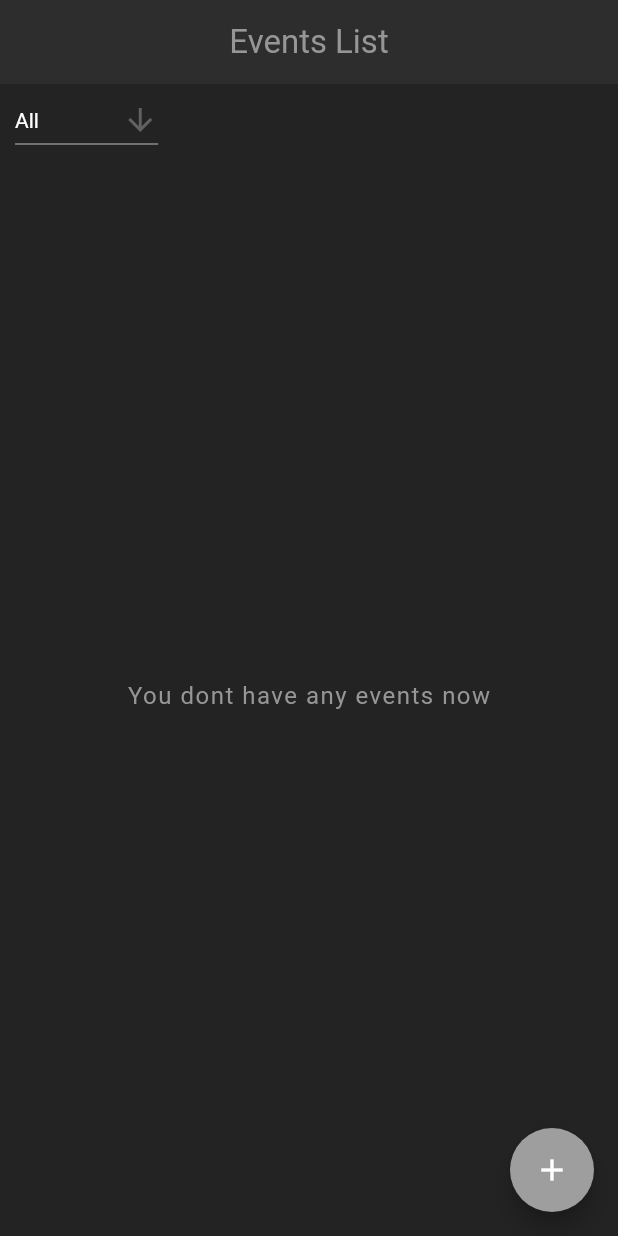
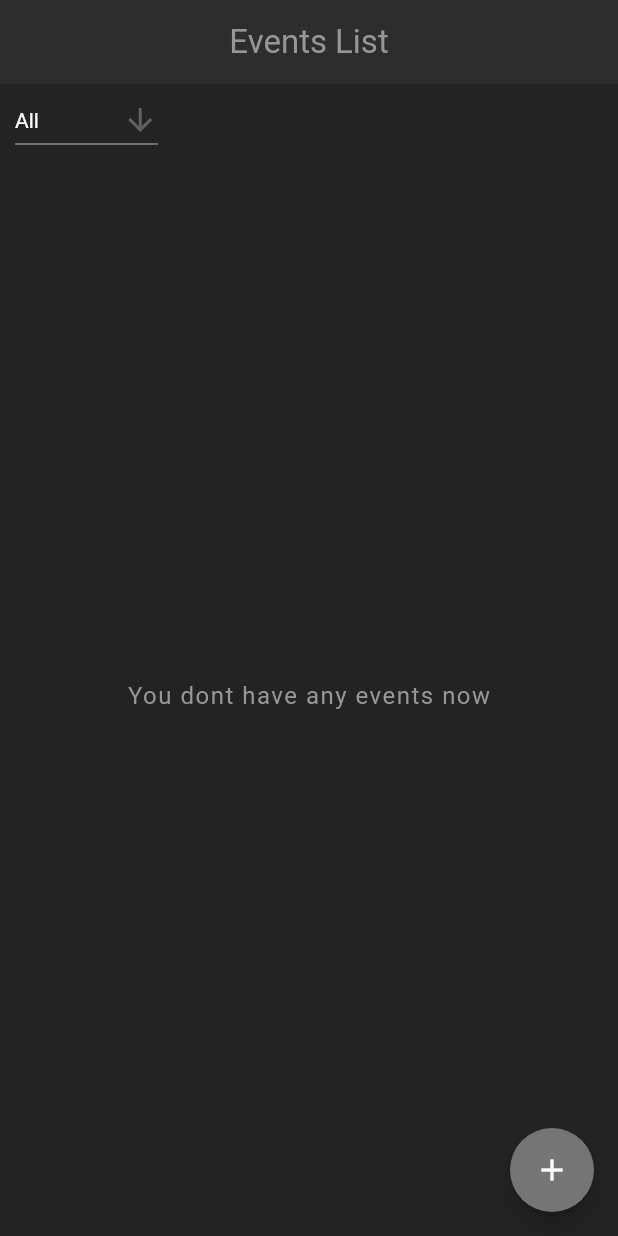
Before and after one commit to mxie10/pandahub-frontend-flutter, a Flutter app: the screen it shows after launch, on a phone screen of 412 x 824 dp. Run offline on Flutter 3.47's test engine with Material 3 defaults, Android fonts, the phone set to English and light mode, and no system bars; our stand-ins replace cloud_firestore, firebase_core, flutter_dotenv, google_fonts; accounts and stored records are empty; statements that could not run were skipped.

Commit message:
fix button style issue

```diff
--- a/lib/screens/home/home.dart
+++ b/lib/screens/home/home.dart
@@ -91,7 +91,7 @@ class _HomeState extends State<Home> {
               MaterialPageRoute(builder: (ctx) => const CreateScreen()));
         },
         foregroundColor: Colors.white,
-        backgroundColor: Colors.grey,
+        backgroundColor: const Color.fromARGB(255, 118, 117, 117),
         shape: const CircleBorder(),
         child: const Icon(Icons.add),
       ),
```
